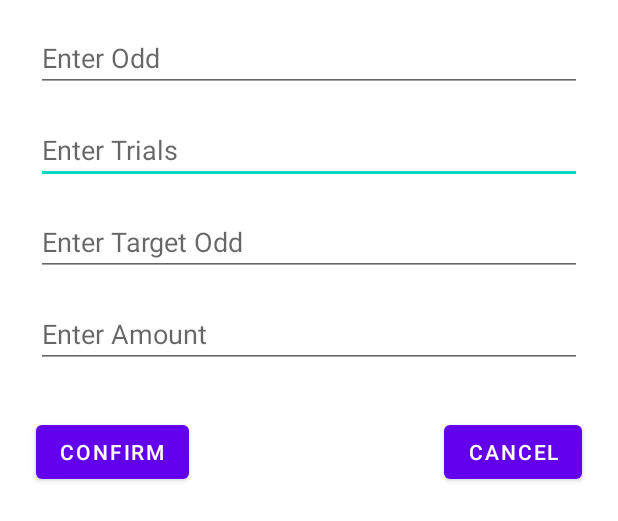
After one commit to itstonero/betPlusUI, an Android app: the layout dialog_create_slip.xml on its own in the app's theme, with its tools: preview values and no code run, on a phone screen of 412 x 824 dp. The commit adds this screen. Shown: the top 521 px of the screen. Run offline under Robolectric (Android 15) with nearby library versions, the phone set to English and light mode, and no system bars.

Commit message:
Created Slip Creation Dialog and linked to Home

```diff
--- a/app/src/main/java/com/example/betplus/DashboardActivity.kt
+++ b/app/src/main/java/com/example/betplus/DashboardActivity.kt
@@ -26,10 +26,6 @@ class DashboardActivity : AppCompatActivity() {
 
         setSupportActionBar(binding.appBarDashboard.toolbar)
 
-        binding.appBarDashboard.fab.setOnClickListener { view ->
-            Snackbar.make(view, "Replace with your own action", Snackbar.LENGTH_LONG)
-                .setAction("Action", null).show()
-        }
         val drawerLayout: DrawerLayout = binding.drawerLayout
         val navView: NavigationView = binding.navView
         val navController = findNavController(R.id.nav_host_fragment_content_dashboard)
--- a/app/src/main/java/com/example/betplus/ui/home/HomeViewModel.kt
+++ b/app/src/main/java/com/example/betplus/ui/home/HomeViewModel.kt
@@ -61,9 +61,9 @@ class HomeViewModel : ViewModel() {
         })
     }
 
-    fun upgradeSlip() {
+    fun upgradeSlip(upgradeWith: String) {
         Log.d(TAG, "UPGRADING SLIP")
-        val apiService = Repo.betPlusAPI.upgradeSlip(BetPlusAPI.SITE_USERNAME, SlipUpgradeRequest("5.01"))
+        val apiService = Repo.betPlusAPI.upgradeSlip(BetPlusAPI.SITE_USERNAME, SlipUpgradeRequest(upgradeWith))
         apiService?.enqueue(object : retrofit2.Callback<SlipResponse?> {
             override fun onResponse(call: Call<SlipResponse?>, response: Response<SlipResponse?>) {
                 if(response.code() == 200)
--- /dev/null
+++ b/app/src/main/res/layout/dialog_create_slip.xml
@@ -0,0 +1,80 @@
+<?xml version="1.0" encoding="utf-8"?>
+<androidx.constraintlayout.widget.ConstraintLayout xmlns:android="http://schemas.android.com/apk/res/android"
+    xmlns:app="http://schemas.android.com/apk/res-auto"
+    xmlns:tools="http://schemas.android.com/tools"
+    android:id="@+id/dialog_slip"
+    android:layout_width="match_parent"
+    android:layout_height="wrap_content">
+
+    <EditText
+        android:id="@+id/text_create_trials"
+        android:layout_width="0dp"
+        android:layout_height="wrap_content"
+        android:layout_marginTop="16dp"
+        android:ems="10"
+        android:hint="Enter Trials"
+        android:inputType="number"
+        app:layout_constraintEnd_toEndOf="@+id/text_create_odd"
+        app:layout_constraintStart_toStartOf="@+id/text_create_odd"
+        app:layout_constraintTop_toBottomOf="@+id/text_create_odd" />
+
+    <EditText
+        android:id="@+id/text_create_total_odds"
+        android:layout_width="0dp"
+        android:layout_height="wrap_content"
+        android:layout_marginTop="16dp"
+        android:ems="10"
+        android:hint="Enter Target Odd"
+        android:inputType="numberDecimal"
+        app:layout_constraintEnd_toEndOf="@+id/text_create_trials"
+        app:layout_constraintStart_toStartOf="@+id/text_create_trials"
+        app:layout_constraintTop_toBottomOf="@+id/text_create_trials" />
+
+    <EditText
+        android:id="@+id/text_create_odd"
+        android:layout_width="0dp"
+        android:layout_height="wrap_content"
+        android:layout_marginStart="24dp"
+        android:layout_marginTop="16dp"
+        android:layout_marginEnd="24dp"
+        android:ems="10"
+        android:hint="Enter Odd"
+        android:inputType="numberDecimal"
+        app:layout_constraintEnd_toEndOf="parent"
+        app:layout_constraintStart_toStartOf="parent"
+        app:layout_constraintTop_toTopOf="parent" />
+
+    <EditText
+        android:id="@+id/text_create_total_amount"
+        android:layout_width="0dp"
+        android:layout_height="wrap_content"
+        android:layout_marginTop="16dp"
+        android:ems="10"
+        android:hint="Enter Amount"
+        android:inputType="numberDecimal"
+        app:layout_constraintEnd_toEndOf="@+id/text_create_total_odds"
+        app:layout_constraintStart_toStartOf="@+id/text_create_total_odds"
+        app:layout_constraintTop_toBottomOf="@+id/text_create_total_odds" />
+
+    <Button
+        android:id="@+id/button_confirm_create_slip"
+        android:layout_width="wrap_content"
+        android:layout_height="wrap_content"
+        android:layout_marginTop="32dp"
+        android:layout_marginBottom="16dp"
+        android:text="Confirm"
+        app:layout_constraintBottom_toBottomOf="parent"
+        app:layout_constraintStart_toStartOf="@+id/text_create_total_amount"
+        app:layout_constraintTop_toBottomOf="@+id/text_create_total_amount" />
+
+    <Button
+        android:id="@+id/button_cancel_create_slip"
+        android:layout_width="wrap_content"
+        android:layout_height="wrap_content"
+        android:layout_marginTop="32dp"
+        android:layout_marginBottom="16dp"
+        android:text="CANCEL"
+        app:layout_constraintBottom_toBottomOf="parent"
+        app:layout_constraintEnd_toEndOf="@+id/text_create_total_amount"
+        app:layout_constraintTop_toBottomOf="@+id/text_create_total_amount" />
+</androidx.constraintlayout.widget.ConstraintLayout>
```
Also changed, not shown: app/src/main/java/com/example/betplus/MainActivity.kt (+3 -7 lines), app/src/main/java/com/example/betplus/ui/home/HomeFragment.kt (+82 -10 lines), app/src/main/res/layout/app_bar_dashboard.xml (+0 -8 lines).
